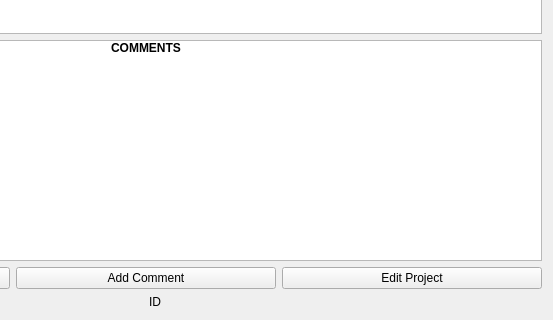
First picture: the form in Project.ui, repository CDDDJ-A-2015/Project, before the edit; both pictures show x 261 to 814 and y 315 to 635 of the 814 by 635 pixel window.
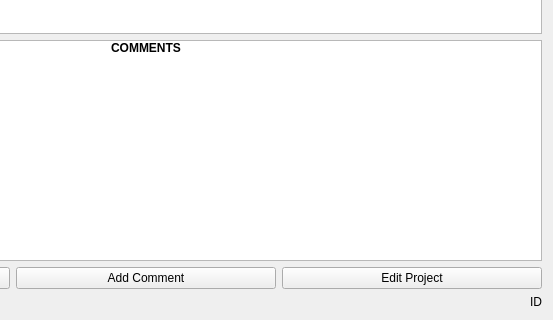
Second picture: the form after the edit.

```diff
--- a/Project.ui
+++ b/Project.ui
@@ -176,6 +176,9 @@
        <property name="text">
         <string>ID</string>
        </property>
+       <property name="alignment">
+        <set>Qt::AlignRight|Qt::AlignTrailing|Qt::AlignVCenter</set>
+       </property>
       </widget>
      </item>
     </layout>
```
